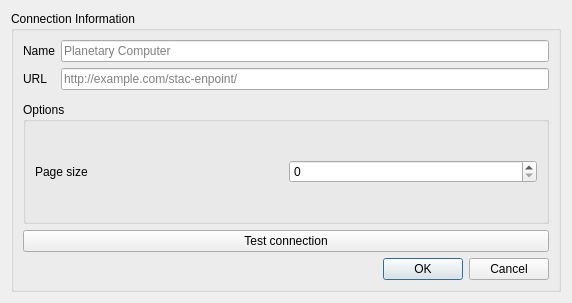
Before: the Qt Designer form src/qgis_stac/ui/connection_dialog.ui in stac-utils/qgis-stac-plugin, drawn with Qt 5.
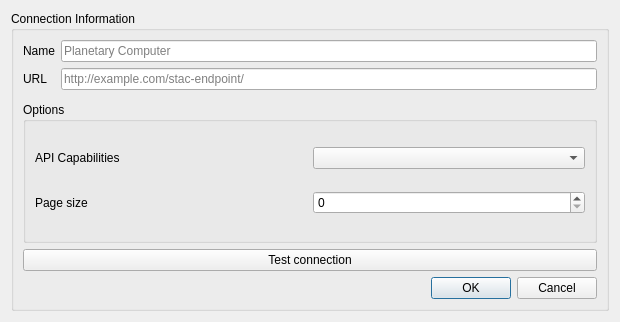
After: the same form once the commit is applied. Custom widgets are drawn as their Qt base class.

Commit message: support access of assets anonymously for APIs with SAS Token

The edit to the form file:
```diff
--- a/src/qgis_stac/ui/connection_dialog.ui
+++ b/src/qgis_stac/ui/connection_dialog.ui
@@ -6,8 +6,8 @@
    <rect>
     <x>0</x>
     <y>0</y>
-    <width>572</width>
-    <height>303</height>
+    <width>620</width>
+    <height>322</height>
    </rect>
   </property>
   <property name="windowTitle">
@@ -52,7 +52,26 @@
         <property name="title">
          <string>Options</string>
         </property>
-        <layout class="QHBoxLayout" name="horizontalLayout_4">
+        <layout class="QVBoxLayout" name="verticalLayout">
+         <item>
+          <layout class="QHBoxLayout" name="horizontalLayout_3">
+           <item>
+            <widget class="QLabel" name="support">
+             <property name="toolTip">
+              <string>Select other capabilities that the API supports.</string>
+             </property>
+             <property name="text">
+              <string>API Capabilities</string>
+             </property>
+            </widget>
+           </item>
+           <item>
+            <widget class="QComboBox" name="capabilities"/>
+           </item>
+          </layout>
+         </item>
+         <item>
+          <layout class="QHBoxLayout" name="horizontalLayout_2">
          <item>
           <widget class="QLabel" name="label">
            <property name="text">
@@ -64,6 +83,8 @@
           <widget class="QgsSpinBox" name="page_size"/>
          </item>
         </layout>
+         </item>
+        </layout>
        </widget>
       </item>
       <item row="1" column="0">
@@ -82,7 +103,7 @@
          <string/>
         </property>
         <property name="placeholderText">
-         <string>http://example.com/stac-enpoint/</string>
+         <string>http://example.com/stac-endpoint/</string>
         </property>
        </widget>
       </item>
```
Lines whose indentation alone changed are shown as unchanged. The commit also changes 42 other files.
